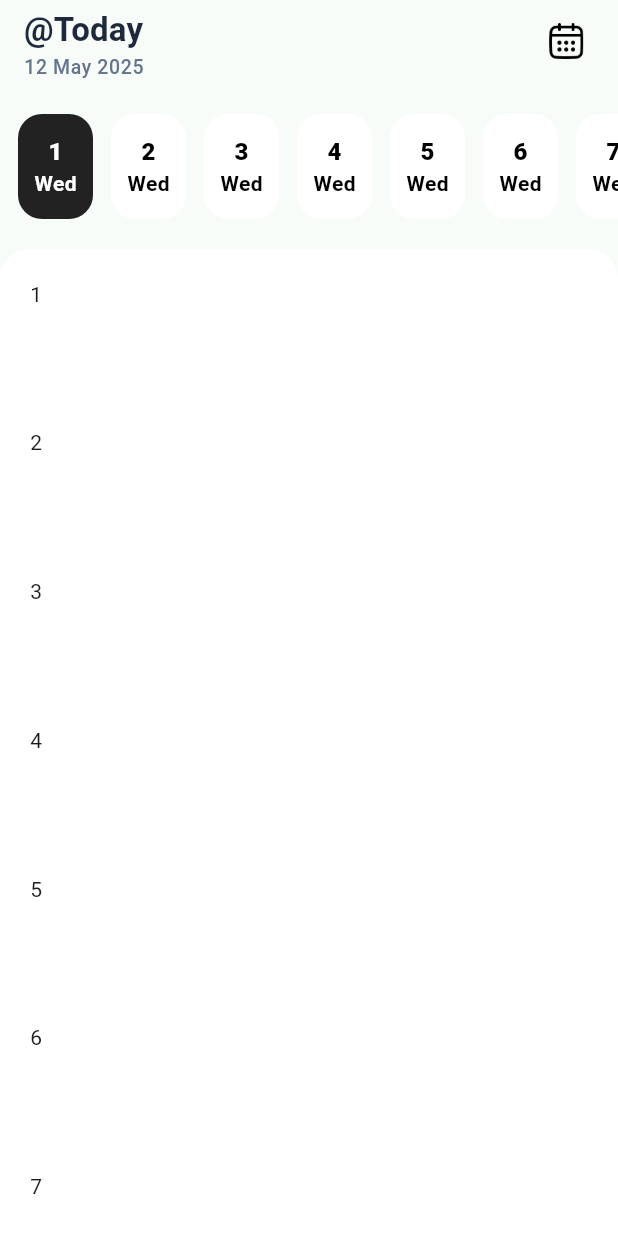
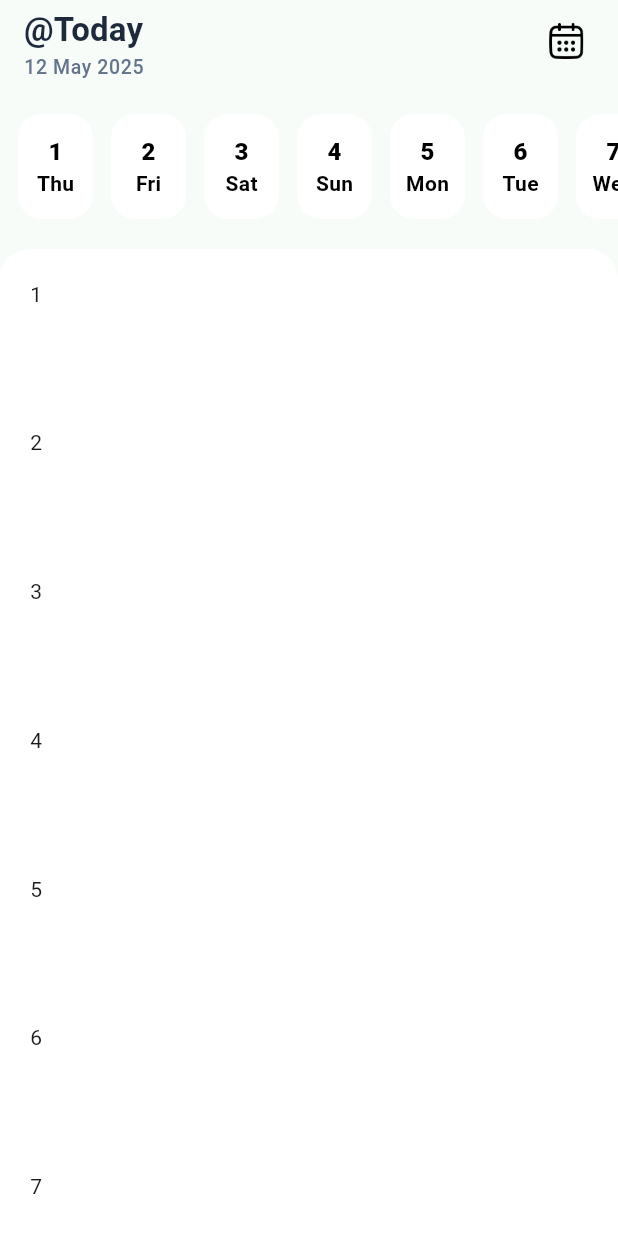
Before and after one commit to rostom17/EDGE_PROJECT_MOB_APP, a Flutter app: the TodayPage screen opened directly, on a phone screen of 412 x 824 dp. Shown: the top 1233 px of the screen. Run offline on Flutter 3.47's test engine with Material 3 defaults, Android fonts, the phone set to English and light mode, and no system bars; our stand-ins replace get, google_fonts, lottie, smooth_page_indicator.

Commit message:
date time updated

```diff
--- a/lib/view/pages/home_page.dart
+++ b/lib/view/pages/home_page.dart
@@ -1,6 +1,5 @@
 import 'package:flutter/material.dart';
 
-import 'package:my_todo_list/core/color_pallet.dart';
 import 'package:my_todo_list/view/widgets/home_page_appbar.dart';
 import 'package:my_todo_list/view/widgets/home_page_status_bar.dart';
 import 'package:my_todo_list/view/widgets/home_page_task_list_builder.dart';
@@ -25,8 +24,6 @@ class _HomePageState extends State<HomePage> {
 
   @override
   Widget build(BuildContext context) {
-    double screenHeight = MediaQuery.of(context).size.height;
-
     return Scaffold(
       appBar: HomePageAppbar(),
       body: SingleChildScrollView(
--- a/lib/view/pages/today_page.dart
+++ b/lib/view/pages/today_page.dart
@@ -1,5 +1,8 @@
 import 'package:flutter/material.dart';
+import 'package:intl/intl.dart';
+
 import 'package:my_todo_list/core/color_pallet.dart';
+import 'package:my_todo_list/view/widgets/date_slider.dart';
 
 class TodayPage extends StatefulWidget {
   const TodayPage({super.key});
@@ -9,8 +12,75 @@ class TodayPage extends StatefulWidget {
 }
 
 class _TodayPageState extends State<TodayPage> {
-  int selectedIndex = 1;
-  final double containerHeight = 2400;
+  final double _containerHeight = 2400;
+  DateTime _selectedDateTime = DateTime.now();
+  int _daysInAMonth = 30;
+  List<String> _dayNames = [];
+
+  void onChangedDate(int day) {
+    _selectedDateTime = DateTime(
+      _selectedDateTime.year,
+      _selectedDateTime.month,
+      day,
+      _selectedDateTime.hour,
+      _selectedDateTime.minute,
+      _selectedDateTime.second,
+    );
+    //print(_selectedDateTime);
+  }
+
+  void getDayNames(DateTime startDate, DateTime endDate) {
+    List<String> names = [];
+    DateFormat formatter = DateFormat('EEE');
+    DateTime curDate = DateTime(startDate.year, startDate.month, startDate.day);
+
+    while (curDate.isBefore(endDate) ||
+        curDate.year == endDate.year &&
+            curDate.month == endDate.month &&
+            curDate.day == endDate.day) {
+      names.add(formatter.format(curDate));
+      curDate = curDate.add(const Duration(days: 1));
+    }
+    _dayNames = names;
+  }
+
+  void getDaysInMonth(DateTime dateTime) {
+    DateTime firstDay = DateTime(dateTime.year, dateTime.month + 1, 1);
+    DateTime lastDay = firstDay.subtract(const Duration(days: 1));
+    _daysInAMonth = lastDay.day;
+
+    DateTime startDate = DateTime(
+      _selectedDateTime.year,
+      _selectedDateTime.month,
+      1,
+    );
+    DateTime endDate = DateTime(
+      _selectedDateTime.year,
+      _selectedDateTime.month,
+      _daysInAMonth,
+    );
+
+    getDayNames(startDate, endDate);
+  }
+
+  void pickDate() async {
+    var dateTime = await showDatePicker(
+      context: context,
+      firstDate: DateTime(2024),
+      lastDate: DateTime(2026),
+    );
+    if (dateTime != null) {
+      _selectedDateTime = dateTime;
+    }
+    getDaysInMonth(_selectedDateTime);
+    setState(() {});
+  }
+
+  @override
+  void initState() {
+    getDaysInMonth(_selectedDateTime);
+    super.initState();
+  }
 
   @override
   Widget build(BuildContext context) {
@@ -31,7 +101,7 @@ class _TodayPageState extends State<TodayPage> {
             child: SizedBox(
               width: 45,
               child: IconButton(
-                onPressed: () {},
+                onPressed: pickDate,
                 icon: Image.asset("assets/icons/calendar.png"),
               ),
             ),
@@ -42,10 +112,17 @@ class _TodayPageState extends State<TodayPage> {
         child: Column(
           children: [
             const SizedBox(height: 20),
-            SizedBox(height: 70, child: _buildCalenderDate()),
+            SizedBox(
+              height: 70,
+              child: DateSlider(
+                noOfDays: _daysInAMonth,
+                dayList: _dayNames,
+                selectedDate: _selectedDateTime.day,
+                onChangedDate: onChangedDate,
+              ),
+            ),
             const SizedBox(height: 20),
             Container(
-              height: containerHeight,
               width: double.maxFinite,
               decoration: BoxDecoration(
                 color: ColorPallet.pureWhite,
@@ -60,7 +137,7 @@ class _TodayPageState extends State<TodayPage> {
                   crossAxisAlignment: CrossAxisAlignment.start,
                   children: List.generate(24, (index) {
                     return SizedBox(
-                      height: (containerHeight - 20) / 24,
+                      height: (_containerHeight - 20) / 24,
                       child: Text("${index + 1}"),
                     );
                   }),
@@ -72,62 +149,4 @@ class _TodayPageState extends State<TodayPage> {
       ),
     );
   }
-
-  ListView _buildCalenderDate() {
-    return ListView.builder(
-      scrollDirection: Axis.horizontal,
-      itemBuilder:
-          (context, index) => GestureDetector(
-            onTap: () {
-              setState(() {
-                selectedIndex = index + 1;
-              });
-            },
-            child: Padding(
-              padding: EdgeInsets.only(right: 12, left: index == 0 ? 12 : 0),
-              child: AnimatedContainer(
-                duration: Duration(milliseconds: 400),
-                width: 50,
-                decoration: BoxDecoration(
-                  color:
-                      index + 1 == selectedIndex
-                          ? Colors.black87
-                          : Colors.white,
-                  borderRadius: BorderRadius.circular(16),
-                ),
-                alignment: Alignment.center,
-                child: Column(
-                  mainAxisAlignment: MainAxisAlignment.center,
-                  children: [
-                    Text(
-                      (index + 1).toString(),
-                      style: TextStyle(
-                        fontSize: 16,
-                        fontWeight: FontWeight.w900,
-                        color:
-                            selectedIndex == index + 1
-                                ? Colors.white
-                                : Colors.black,
-                      ),
-                    ),
-                    Text(
-                      'Wed',
-                      style: TextStyle(
-                        fontSize: 14,
-                        fontWeight: FontWeight.w700,
-                        color:
-                            selectedIndex == index + 1
-                                ? Colors.white
-                                : Colors.black,
-                      ),
-                    ),
-                  ],
-                ),
-              ),
-            ),
-          ),
-
-      itemCount: 30,
-    );
-  }
 }
--- /dev/null
+++ b/lib/view/widgets/date_slider.dart
@@ -0,0 +1,69 @@
+import 'package:flutter/material.dart';
+
+class DateSlider extends StatelessWidget {
+  const DateSlider({
+    required this.noOfDays,
+    required this.dayList,
+    required this.selectedDate,
+    required this.onChangedDate,
+    super.key,
+  });
+
+  final int selectedDate;
+  final int noOfDays;
+  final List<String> dayList;
+  final Function(int newDate) onChangedDate;
+
+  @override
+  Widget build(BuildContext context) {
+    return ListView.builder(
+      scrollDirection: Axis.horizontal,
+      itemBuilder:
+          (context, index) => GestureDetector(
+            onTap: onChangedDate(index + 1),
+            child: Padding(
+              padding: EdgeInsets.only(right: 12, left: index == 0 ? 12 : 0),
+              child: AnimatedContainer(
+                duration: Duration(milliseconds: 400),
+                width: 50,
+                decoration: BoxDecoration(
+                  color:
+                      index + 1 == selectedDate ? Colors.black87 : Colors.white,
+                  borderRadius: BorderRadius.circular(16),
+                ),
+                alignment: Alignment.center,
+                child: Column(
+                  mainAxisAlignment: MainAxisAlignment.center,
+                  children: [
+                    Text(
+                      (index + 1).toString(),
+                      style: TextStyle(
+                        fontSize: 16,
+                        fontWeight: FontWeight.w900,
+                        color:
+                            selectedDate == index + 1
+                                ? Colors.white
+                                : Colors.black,
+                      ),
+                    ),
+                    Text(
+                      dayList[index],
+                      style: TextStyle(
+                        fontSize: 14,
+                        fontWeight: FontWeight.w700,
+                        color:
+                            selectedDate == index + 1
+                                ? Colors.white
+                                : Colors.black,
+                      ),
+                    ),
+                  ],
+                ),
+              ),
+            ),
+          ),
+
+      itemCount: dayList.length,
+    );
+  }
+}
--- a/pubspec.yaml
+++ b/pubspec.yaml
@@ -24,6 +24,7 @@ dependencies:
   lottie: ^3.3.1
   smooth_page_indicator: ^1.2.1
   google_fonts: ^6.2.1
+  calendar_date_picker2: ^2.0.0
 
 
 
```
Also changed, not shown: pubspec.lock.
